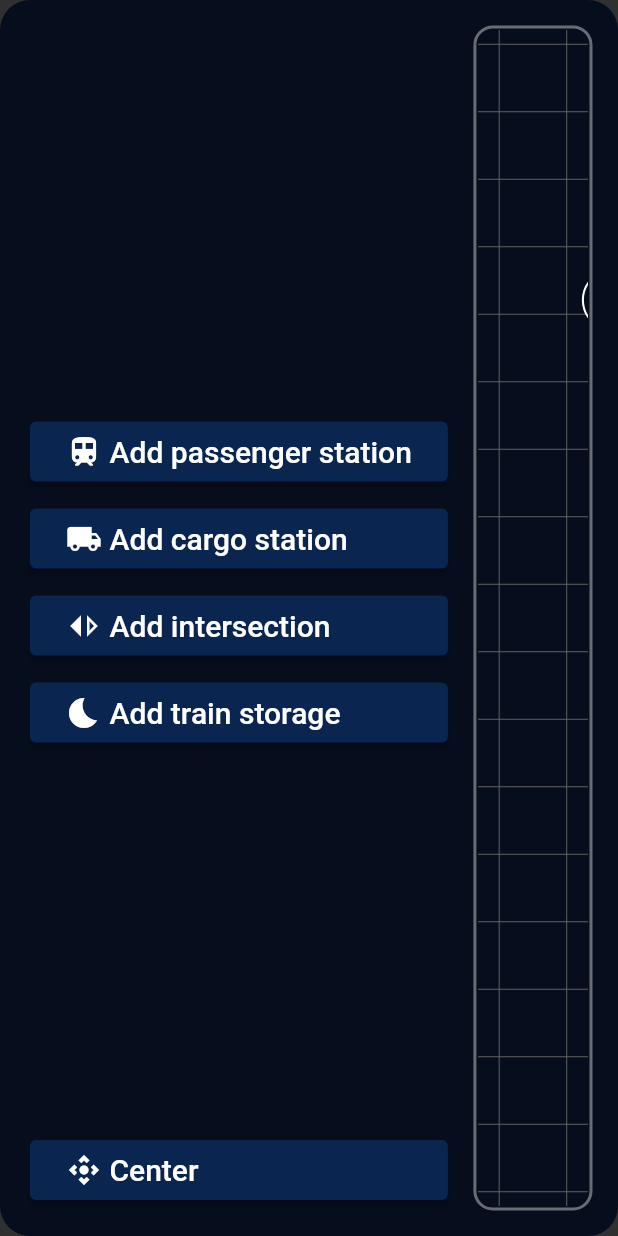
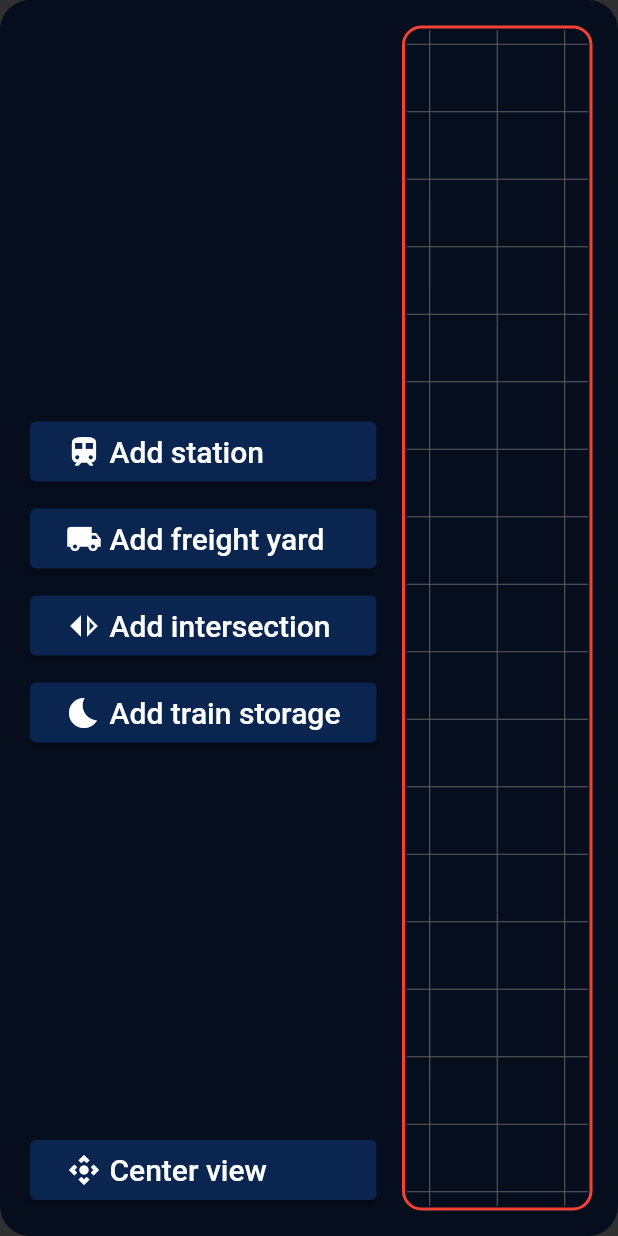
Before and after one commit to Janrupf/eep-bridge-host, a Flutter app: the LayoutEditor widget shown alone on an empty page, opened directly, after a tap on "Add intersection", on a phone screen of 412 x 824 dp. Run offline on Flutter 3.47's test engine with Material 2 defaults, Android fonts, the phone set to English and light mode, and no system bars; our stand-ins replace fixnum, fl_chart, logger; missing offline and left inert: protobuf; statements that could not run were skipped.

Commit message:
Fully working node adding/removal

```diff
--- a/lib/views/layout/layout_canvas.dart
+++ b/lib/views/layout/layout_canvas.dart
@@ -17,20 +17,6 @@ class LayoutCanvas extends StatefulWidget {
 }
 
 class _LayoutCanvasState extends State<LayoutCanvas> {
-  @override
-  void initState() {
-    super.initState();
-
-    widget.controller.addNodes([
-      LayoutNode(
-          icon: Icons.train, label: "Station 0", position: Offset(100, 100)),
-      LayoutNode(
-          icon: Icons.train, label: "Station 1", position: Offset(90, 180)),
-      LayoutNode(
-          icon: Icons.train, label: "Station 2", position: Offset(300, 90))
-    ]);
-  }
-
   @override
   Widget build(BuildContext context) {
     final painter = _LayoutCanvasPainter(
--- a/lib/views/layout/layout_canvas_controller.dart
+++ b/lib/views/layout/layout_canvas_controller.dart
@@ -33,7 +33,7 @@ class LayoutCanvasController {
       return;
     }
 
-    nodes.remove(node);
+    _nodes.remove(node);
     _redraw();
   }
 
--- a/lib/views/layout/layout_editor.dart
+++ b/lib/views/layout/layout_editor.dart
@@ -42,44 +42,48 @@ class LayoutEditor extends StatelessWidget {
           mainAxisAlignment: MainAxisAlignment.center,
           children: [
             Spacer(),
-            SlimIconButton(
-              icon: Icons.train,
-              label: Intl.message("Add passenger station"),
-              onPressed: () {
-                _controller.addNode(
-                  LayoutNode.ghosted(
-                    position: Offset(20, 20),
-                    icon: Icons.train,
-                    label: "Station 3",
-                  ),
-                );
-              },
+            _nodeAddButton(
+              Icons.train,
+              Intl.message("Add station"),
+              Intl.message("New station"),
             ),
             SizedBox(height: 10),
-            SlimIconButton(
-              icon: Icons.local_shipping,
-              label: Intl.message("Add cargo station"),
-              onPressed: () {},
+            _nodeAddButton(
+              Icons.local_shipping,
+              Intl.message("Add freight yard"),
+              Intl.message("New freight yard"),
             ),
             SizedBox(height: 10),
-            SlimIconButton(
-              icon: Icons.switch_right,
-              label: Intl.message("Add intersection"),
-              onPressed: () {},
+            _nodeAddButton(
+              Icons.switch_right,
+              Intl.message("Add intersection"),
+              Intl.message("New intersection"),
             ),
             SizedBox(height: 10),
-            SlimIconButton(
-              icon: Icons.bedtime,
-              label: Intl.message("Add train storage"),
-              onPressed: () {},
+            _nodeAddButton(
+              Icons.bedtime,
+              Intl.message("Add train storage"),
+              Intl.message("New train storage"),
             ),
             Spacer(),
             SlimIconButton(
               icon: Icons.control_camera,
-              label: Intl.message("Center"),
+              label: Intl.message("Center view"),
               onPressed: () => _controller.pan = Offset(0, 0),
             )
           ],
         ),
       );
+
+  Widget _nodeAddButton(IconData icon, String label, String newNodeName) =>
+      SlimIconButton(
+        icon: icon,
+        label: label,
+        onPressed: () => _addGhostedNode(icon, newNodeName),
+      );
+
+  void _addGhostedNode(IconData icon, String name) {
+    _controller.addNode(LayoutNode.ghosted(
+        position: Offset(-4000, -4000), icon: icon, label: name));
+  }
 }
```
